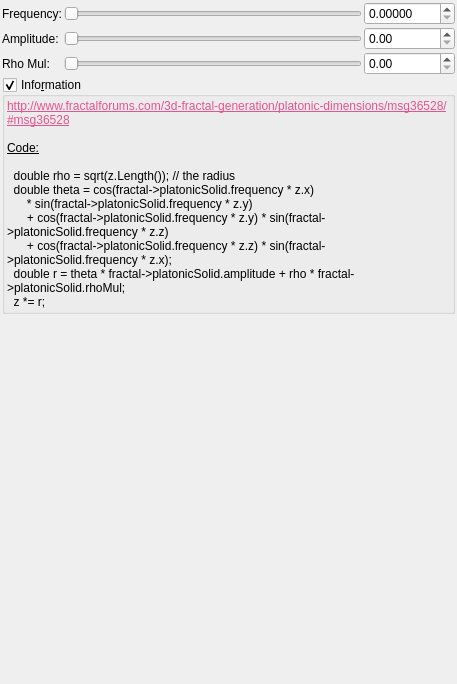
Before: the Qt Designer form mandelbulber2/qt_data/fractal_platonic_solid.ui in buddhi1980/mandelbulber2, drawn with Qt 5.
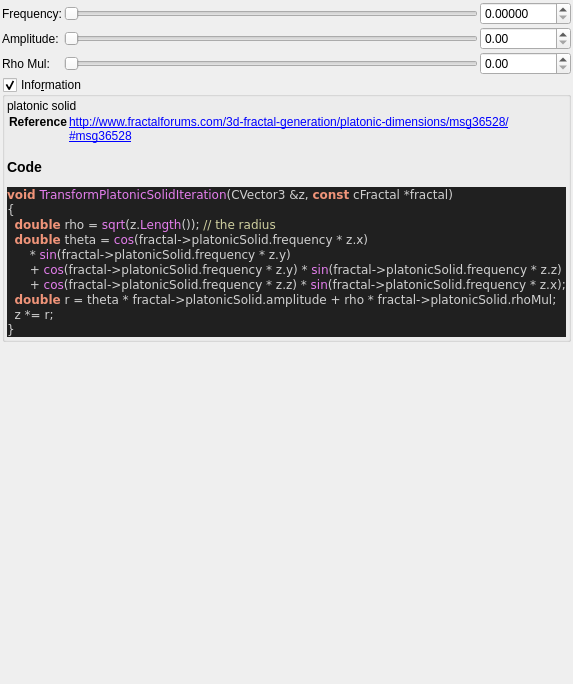
After: the same form once the commit is applied. Custom widgets are drawn as their Qt base class.

Commit message:
added all transforms information boxes
now all formulas can be parsed.

@buddhi do you got a reference for Xenodreambuie formula?

What changed in the file:
```diff
--- a/mandelbulber2/qt_data/fractal_platonic_solid.ui
+++ b/mandelbulber2/qt_data/fractal_platonic_solid.ui
@@ -228,21 +228,32 @@
       <item>
        <widget class="QLabel" name="label_4">
         <property name="text">
-         <string>&lt;!DOCTYPE HTML PUBLIC &quot;-//W3C//DTD HTML 4.0//EN&quot; &quot;http://www.w3.org/TR/REC-html40/strict.dtd&quot;&gt;
-&lt;html&gt;&lt;head&gt;&lt;meta name=&quot;qrichtext&quot; content=&quot;1&quot; /&gt;&lt;style type=&quot;text/css&quot;&gt;
-p, li { white-space: pre-wrap; }
-&lt;/style&gt;&lt;/head&gt;&lt;body&gt;
-&lt;p style=&quot; margin-top:0px; margin-bottom:0px; margin-left:0px; margin-right:0px; -qt-block-indent:0; text-indent:0px;&quot;&gt;&lt;a href=&quot;http://www.fractalforums.com/3d-fractal-generation/platonic-dimensions/msg36528/#msg36528&quot;&gt;&lt;span style=&quot; text-decoration: underline; color:#e85290;&quot;&gt;http://www.fractalforums.com/3d-fractal-generation/platonic-dimensions/msg36528/#msg36528&lt;/span&gt;&lt;/a&gt;&lt;/p&gt;
-&lt;p style=&quot;-qt-paragraph-type:empty; margin-top:0px; margin-bottom:0px; margin-left:0px; margin-right:0px; -qt-block-indent:0; text-indent:0px;&quot;&gt;&lt;br /&gt;&lt;/p&gt;
-&lt;p style=&quot; margin-top:0px; margin-bottom:0px; margin-left:0px; margin-right:0px; -qt-block-indent:0; text-indent:0px;&quot;&gt;&lt;span style=&quot; text-decoration: underline;&quot;&gt;Code:&lt;/span&gt;&lt;/p&gt;
-&lt;p style=&quot;-qt-paragraph-type:empty; margin-top:0px; margin-bottom:0px; margin-left:0px; margin-right:0px; -qt-block-indent:0; text-indent:0px; text-decoration: underline;&quot;&gt;&lt;br /&gt;&lt;/p&gt;
-&lt;p style=&quot; margin-top:0px; margin-bottom:0px; margin-left:0px; margin-right:0px; -qt-block-indent:0; text-indent:0px;&quot;&gt;  double rho = sqrt(z.Length()); // the radius&lt;/p&gt;
-&lt;p style=&quot; margin-top:0px; margin-bottom:0px; margin-left:0px; margin-right:0px; -qt-block-indent:0; text-indent:0px;&quot;&gt;  double theta = cos(fractal-&amp;gt;platonicSolid.frequency * z.x)&lt;/p&gt;
-&lt;p style=&quot; margin-top:0px; margin-bottom:0px; margin-left:0px; margin-right:0px; -qt-block-indent:0; text-indent:0px;&quot;&gt;      * sin(fractal-&amp;gt;platonicSolid.frequency * z.y)&lt;/p&gt;
-&lt;p style=&quot; margin-top:0px; margin-bottom:0px; margin-left:0px; margin-right:0px; -qt-block-indent:0; text-indent:0px;&quot;&gt;      + cos(fractal-&amp;gt;platonicSolid.frequency * z.y) * sin(fractal-&amp;gt;platonicSolid.frequency * z.z)&lt;/p&gt;
-&lt;p style=&quot; margin-top:0px; margin-bottom:0px; margin-left:0px; margin-right:0px; -qt-block-indent:0; text-indent:0px;&quot;&gt;      + cos(fractal-&amp;gt;platonicSolid.frequency * z.z) * sin(fractal-&amp;gt;platonicSolid.frequency * z.x);&lt;/p&gt;
-&lt;p style=&quot; margin-top:0px; margin-bottom:0px; margin-left:0px; margin-right:0px; -qt-block-indent:0; text-indent:0px;&quot;&gt;  double r = theta * fractal-&amp;gt;platonicSolid.amplitude + rho * fractal-&amp;gt;platonicSolid.rhoMul;&lt;/p&gt;
-&lt;p style=&quot; margin-top:0px; margin-bottom:0px; margin-left:0px; margin-right:0px; -qt-block-indent:0; text-indent:0px;&quot;&gt;  z *= r;&lt;/p&gt;&lt;/body&gt;&lt;/html&gt;</string>
+         <string>&lt;p&gt;platonic solid&lt;/p&gt;&lt;table&gt;
+&lt;tr&gt;&lt;th&gt;Reference&lt;/th&gt;&lt;td&gt;&lt;a href=&quot;http://www.fractalforums.com/3d-fractal-generation/platonic-dimensions/msg36528/#msg36528&quot;&gt;http://www.fractalforums.com/3d-fractal-generation/platonic-dimensions/msg36528/#msg36528&lt;/a&gt;&lt;/td&gt;&lt;/tr&gt;
+&lt;/table&gt;
+&lt;h3&gt;Code&lt;/h3&gt;
+&lt;!DOCTYPE HTML PUBLIC &quot;-//W3C//DTD HTML 4.0 Transitional//EN&quot;&gt;
+&lt;html&gt;
+&lt;head&gt;
+&lt;meta http-equiv=&quot;content-type&quot; content=&quot;text/html; charset=ISO-8859-1&quot;&gt;
+&lt;title&gt;Source file&lt;/title&gt;
+&lt;/head&gt;
+&lt;body style=&quot;background-color:#202020&quot;&gt;
+&lt;pre style=&quot;color:#d0d0d0; background-color:#202020;  font-family:'Courier New';&quot;&gt;&lt;span style=&quot;color:#f09479; font-weight:bold&quot;&gt;void&lt;/span&gt; &lt;span style=&quot;color:#e47eed&quot;&gt;TransformPlatonicSolidIteration&lt;/span&gt;&lt;span style=&quot;color:#d0d0d0&quot;&gt;(&lt;/span&gt;CVector3 &lt;span style=&quot;color:#d0d0d0&quot;&gt;&amp;amp;&lt;/span&gt;z&lt;span style=&quot;color:#d0d0d0&quot;&gt;,&lt;/span&gt; &lt;span style=&quot;color:#f09479; font-weight:bold&quot;&gt;const&lt;/span&gt; cFractal &lt;span style=&quot;color:#d0d0d0&quot;&gt;*&lt;/span&gt;fractal&lt;span style=&quot;color:#d0d0d0&quot;&gt;)&lt;/span&gt;
+&lt;span style=&quot;color:#d0d0d0&quot;&gt;{&lt;/span&gt;
+  &lt;span style=&quot;color:#f09479; font-weight:bold&quot;&gt;double&lt;/span&gt; rho &lt;span style=&quot;color:#d0d0d0&quot;&gt;=&lt;/span&gt; &lt;span style=&quot;color:#e47eed&quot;&gt;sqrt&lt;/span&gt;&lt;span style=&quot;color:#d0d0d0&quot;&gt;(&lt;/span&gt;z&lt;span style=&quot;color:#d0d0d0&quot;&gt;.&lt;/span&gt;&lt;span style=&quot;color:#e47eed&quot;&gt;Length&lt;/span&gt;&lt;span style=&quot;color:#d0d0d0&quot;&gt;());&lt;/span&gt; &lt;span style=&quot;color:#d0d0a0&quot;&gt;// the radius&lt;/span&gt;
+  &lt;span style=&quot;color:#f09479; font-weight:bold&quot;&gt;double&lt;/span&gt; theta &lt;span style=&quot;color:#d0d0d0&quot;&gt;=&lt;/span&gt; &lt;span style=&quot;color:#e47eed&quot;&gt;cos&lt;/span&gt;&lt;span style=&quot;color:#d0d0d0&quot;&gt;(&lt;/span&gt;fractal&lt;span style=&quot;color:#d0d0d0&quot;&gt;-&amp;gt;&lt;/span&gt;platonicSolid&lt;span style=&quot;color:#d0d0d0&quot;&gt;.&lt;/span&gt;frequency &lt;span style=&quot;color:#d0d0d0&quot;&gt;*&lt;/span&gt; z&lt;span style=&quot;color:#d0d0d0&quot;&gt;.&lt;/span&gt;x&lt;span style=&quot;color:#d0d0d0&quot;&gt;)&lt;/span&gt;
+      &lt;span style=&quot;color:#d0d0d0&quot;&gt;*&lt;/span&gt; &lt;span style=&quot;color:#e47eed&quot;&gt;sin&lt;/span&gt;&lt;span style=&quot;color:#d0d0d0&quot;&gt;(&lt;/span&gt;fractal&lt;span style=&quot;color:#d0d0d0&quot;&gt;-&amp;gt;&lt;/span&gt;platonicSolid&lt;span style=&quot;color:#d0d0d0&quot;&gt;.&lt;/span&gt;frequency &lt;span style=&quot;color:#d0d0d0&quot;&gt;*&lt;/span&gt; z&lt;span style=&quot;color:#d0d0d0&quot;&gt;.&lt;/span&gt;y&lt;span style=&quot;color:#d0d0d0&quot;&gt;)&lt;/span&gt;
+      &lt;span style=&quot;color:#d0d0d0&quot;&gt;+&lt;/span&gt; &lt;span style=&quot;color:#e47eed&quot;&gt;cos&lt;/span&gt;&lt;span style=&quot;color:#d0d0d0&quot;&gt;(&lt;/span&gt;fractal&lt;span style=&quot;color:#d0d0d0&quot;&gt;-&amp;gt;&lt;/span&gt;platonicSolid&lt;span style=&quot;color:#d0d0d0&quot;&gt;.&lt;/span&gt;frequency &lt;span style=&quot;color:#d0d0d0&quot;&gt;*&lt;/span&gt; z&lt;span style=&quot;color:#d0d0d0&quot;&gt;.&lt;/span&gt;y&lt;span style=&quot;color:#d0d0d0&quot;&gt;) *&lt;/span&gt; &lt;span style=&quot;color:#e47eed&quot;&gt;sin&lt;/span&gt;&lt;span style=&quot;color:#d0d0d0&quot;&gt;(&lt;/span&gt;fractal&lt;span style=&quot;color:#d0d0d0&quot;&gt;-&amp;gt;&lt;/span&gt;platonicSolid&lt;span style=&quot;color:#d0d0d0&quot;&gt;.&lt;/span&gt;frequency &lt;span style=&quot;color:#d0d0d0&quot;&gt;*&lt;/span&gt; z&lt;span style=&quot;color:#d0d0d0&quot;&gt;.&lt;/span&gt;z&lt;span style=&quot;color:#d0d0d0&quot;&gt;)&lt;/span&gt;
+      &lt;span style=&quot;color:#d0d0d0&quot;&gt;+&lt;/span&gt; &lt;span style=&quot;color:#e47eed&quot;&gt;cos&lt;/span&gt;&lt;span style=&quot;color:#d0d0d0&quot;&gt;(&lt;/span&gt;fractal&lt;span style=&quot;color:#d0d0d0&quot;&gt;-&amp;gt;&lt;/span&gt;platonicSolid&lt;span style=&quot;color:#d0d0d0&quot;&gt;.&lt;/span&gt;frequency &lt;span style=&quot;color:#d0d0d0&quot;&gt;*&lt;/span&gt; z&lt;span style=&quot;color:#d0d0d0&quot;&gt;.&lt;/span&gt;z&lt;span style=&quot;color:#d0d0d0&quot;&gt;) *&lt;/span&gt; &lt;span style=&quot;color:#e47eed&quot;&gt;sin&lt;/span&gt;&lt;span style=&quot;color:#d0d0d0&quot;&gt;(&lt;/span&gt;fractal&lt;span style=&quot;color:#d0d0d0&quot;&gt;-&amp;gt;&lt;/span&gt;platonicSolid&lt;span style=&quot;color:#d0d0d0&quot;&gt;.&lt;/span&gt;frequency &lt;span style=&quot;color:#d0d0d0&quot;&gt;*&lt;/span&gt; z&lt;span style=&quot;color:#d0d0d0&quot;&gt;.&lt;/span&gt;x&lt;span style=&quot;color:#d0d0d0&quot;&gt;);&lt;/span&gt;
+  &lt;span style=&quot;color:#f09479; font-weight:bold&quot;&gt;double&lt;/span&gt; r &lt;span style=&quot;color:#d0d0d0&quot;&gt;=&lt;/span&gt; theta &lt;span style=&quot;color:#d0d0d0&quot;&gt;*&lt;/span&gt; fractal&lt;span style=&quot;color:#d0d0d0&quot;&gt;-&amp;gt;&lt;/span&gt;platonicSolid&lt;span style=&quot;color:#d0d0d0&quot;&gt;.&lt;/span&gt;amplitude &lt;span style=&quot;color:#d0d0d0&quot;&gt;+&lt;/span&gt; rho &lt;span style=&quot;color:#d0d0d0&quot;&gt;*&lt;/span&gt; fractal&lt;span style=&quot;color:#d0d0d0&quot;&gt;-&amp;gt;&lt;/span&gt;platonicSolid&lt;span style=&quot;color:#d0d0d0&quot;&gt;.&lt;/span&gt;rhoMul&lt;span style=&quot;color:#d0d0d0&quot;&gt;;&lt;/span&gt;
+  z &lt;span style=&quot;color:#d0d0d0&quot;&gt;*=&lt;/span&gt; r&lt;span style=&quot;color:#d0d0d0&quot;&gt;;&lt;/span&gt;
+&lt;span style=&quot;color:#d0d0d0&quot;&gt;}&lt;/span&gt;
+&lt;/pre&gt;
+&lt;/body&gt;
+&lt;/html&gt;
+&lt;!--HTML generated by highlight 3.9, http://www.andre-simon.de/--&gt;
+</string>
         </property>
         <property name="wordWrap">
          <bool>true</bool>
```
Left out of the diff: 2 changed lines with no effect on the pictures. The commit also changes 75 other files.
